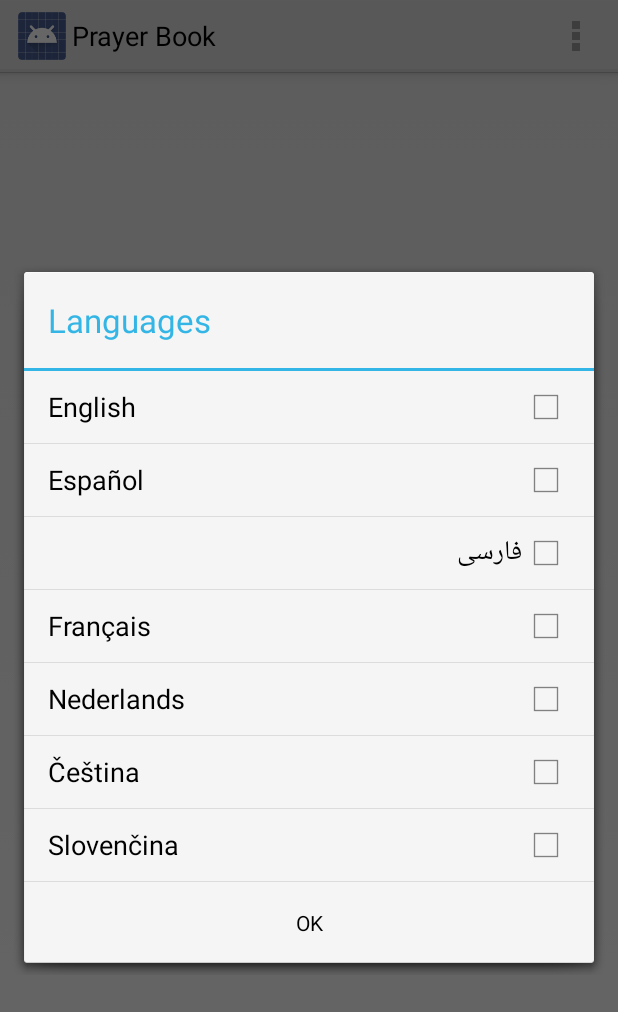
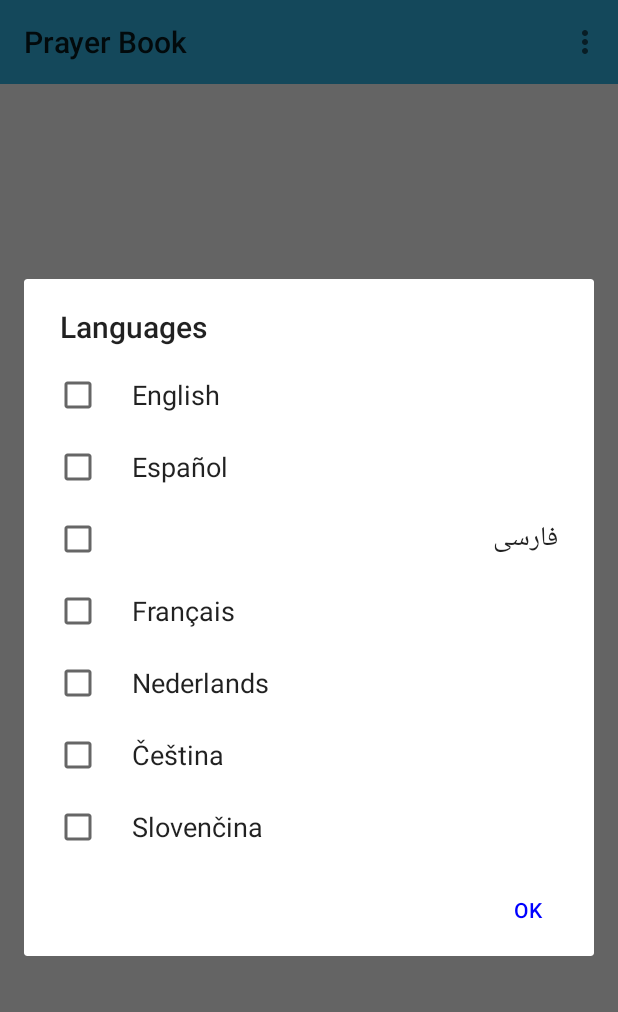
Before and after one commit to arashpayan/Prayer-Book-Android, an Android app: the screen it shows after launch (PrayerBook), in the options menu, after a tap on "Languages", on a phone screen of 412 x 824 dp. Shown: the top 1012 px of the screen. Run offline under Robolectric (Android 15) with nearby library versions, the phone set to English and light mode, and no system bars; libraries missing offline, so code that uses them is left out: com.commonsware.cwac, com.squareup.otto; 4 statements that could not run were skipped.

Commit message:
:lollipop: Lollipop all the things! :bug: Fixes #15 (citation text not showing up) :hammer: Converted some view into xml layouts Upgrade to Android Studio 1.0 RC1

```diff
--- a/app/src/main/AndroidManifest.xml
+++ b/app/src/main/AndroidManifest.xml
@@ -18,8 +18,6 @@
                 <category android:name="android.intent.category.LAUNCHER" />
             </intent-filter>
         </activity>
-        <activity android:name="com.arashpayan.prayerbook.CategoryPrayersActivity" />
-
     </application>
 
 </manifest>
--- a/app/src/main/java/com/arashpayan/prayerbook/AboutDialogFragment.java
+++ b/app/src/main/java/com/arashpayan/prayerbook/AboutDialogFragment.java
@@ -7,10 +7,10 @@ package com.arashpayan.prayerbook;
 import android.app.AlertDialog;
 import android.app.AlertDialog.Builder;
 import android.app.Dialog;
+import android.app.DialogFragment;
 import android.content.DialogInterface;
 import android.content.DialogInterface.OnClickListener;
 import android.os.Bundle;
-import android.support.v4.app.DialogFragment;
 import android.text.Html;
 import android.text.method.LinkMovementMethod;
 import android.widget.TextView;
--- a/app/src/main/java/com/arashpayan/prayerbook/PrayerBook.java
+++ b/app/src/main/java/com/arashpayan/prayerbook/PrayerBook.java
@@ -4,49 +4,54 @@ import android.app.ActionBar;
 import android.app.AlertDialog;
 import android.content.DialogInterface;
 import android.os.Bundle;
-import android.support.v4.app.FragmentActivity;
 import android.support.v4.app.FragmentManager;
 import android.support.v4.app.FragmentTransaction;
+import android.support.v7.app.ActionBarActivity;
+import android.support.v7.widget.Toolbar;
 import android.view.Menu;
 import android.view.MenuItem;
 
 import com.arashpayan.prayerbook.event.LanguagesChangedEvent;
+import com.arashpayan.util.L;
 
-public class PrayerBook extends FragmentActivity implements ActionBar.OnNavigationListener {
-
-    private final static int ACTIONITEM_LANGUAGES           = 5;
-    private final static int ACTIONITEM_ABOUT               = 6;
+public class PrayerBook extends ActionBarActivity implements ActionBar.OnNavigationListener {
 
     @Override
     public void onCreate(Bundle savedInstanceState) {
         super.onCreate(savedInstanceState);
 
+        setContentView(R.layout.prayer_book);
+
+        Toolbar toolbar = (Toolbar)findViewById(R.id.pb_toolbar);
+        setSupportActionBar(toolbar);
+
         if (savedInstanceState == null) {
             CategoriesFragment categoriesFragment = new CategoriesFragment();
+
             FragmentManager fm = getSupportFragmentManager();
             FragmentTransaction ft = fm.beginTransaction();
-            ft.add(android.R.id.content, categoriesFragment, CategoriesFragment.CATEGORIES_TAG);
+            ft.add(R.id.pb_container, categoriesFragment, CategoriesFragment.CATEGORIES_TAG);
             ft.commit();
         }
     }
 
     @Override
     public boolean onCreateOptionsMenu(Menu menu) {
-        menu.add(0, ACTIONITEM_LANGUAGES, ACTIONITEM_LANGUAGES, R.string.languages);
-        menu.add(0, ACTIONITEM_ABOUT, ACTIONITEM_ABOUT, R.string.about);
+        getMenuInflater().inflate(R.menu.categories_menu, menu);
 
         return true;
     }
 
     @Override
     public boolean onOptionsItemSelected(MenuItem menuItem) {
+        L.i("PrayerBook.onOptionsItemSelected");
         switch (menuItem.getItemId()) {
-            case ACTIONITEM_LANGUAGES:
+            case R.id.action_languages:
                 showLanguageDialog();
                 break;
-            case ACTIONITEM_ABOUT:
+            case R.id.action_about:
                 AboutDialogFragment adf = new AboutDialogFragment();
-                adf.show(getSupportFragmentManager(), "dialog");
+                adf.show(getFragmentManager(), "dialog");
                 break;
             default:
                 return false;
@@ -59,8 +64,8 @@ public class PrayerBook extends FragmentActivity implements ActionBar.OnNavigati
     public void onResume() {
         super.onResume();
 
-        if (getActionBar() != null) {
-            getActionBar().setTitle(R.string.app_name);
+        if (getSupportActionBar() != null) {
+            getSupportActionBar().setTitle(R.string.app_name);
         }
     }
 
--- /dev/null
+++ b/app/src/main/res/layout/prayer_book.xml
@@ -0,0 +1,14 @@
+<?xml version="1.0" encoding="utf-8"?>
+
+<LinearLayout xmlns:android="http://schemas.android.com/apk/res/android"
+    android:orientation="vertical" android:layout_width="match_parent"
+    android:layout_height="match_parent"
+    android:id="@+id/pb_container" >
+
+    <android.support.v7.widget.Toolbar
+        android:id="@+id/pb_toolbar"
+        android:layout_height="wrap_content"
+        android:layout_width="match_parent"
+        android:minHeight="?attr/actionBarSize"
+        android:background="@color/prayer_book_primary" />
+</LinearLayout>
--- /dev/null
+++ b/app/src/main/res/menu/categories_menu.xml
@@ -0,0 +1,14 @@
+<?xml version="1.0" encoding="utf-8"?>
+
+<menu xmlns:android="http://schemas.android.com/apk/res/android">
+    <item
+        android:id="@+id/action_languages"
+        android:title="@string/languages"
+        android:orderInCategory="5"
+        android:showAsAction="never" />
+    <item
+        android:id="@+id/action_about"
+        android:title="@string/about"
+        android:orderInCategory="6"
+        android:showAsAction="never" />
+</menu>
--- /dev/null
+++ b/app/src/main/res/values/colors.xml
@@ -0,0 +1,12 @@
+<?xml version="1.0" encoding="utf-8"?>
+<resources>
+    <color name="prayer_book_primary">#33b5e5</color>
+    <color name="prayer_book_primary_dark">#004b83</color>
+    <color name="prayer_book_accent">#0000FF</color>
+    <!--<color name="prayer_book_control_normal">#FF0000</color>-->
+    <!--<color name="prayer_book_control_activated">#00FF00</color>-->
+    <!--<color name="prayer_book_control_highlight">#00FFFF</color>-->
+    <!--<color name="prayer_book_switch_thumb_normal">#FFFF00</color>-->
+    <color name="black_87">#DD000000</color>
+    <color name="black_54">#89000000</color>
+</resources>
--- a/app/src/main/res/values/styles.xml
+++ b/app/src/main/res/values/styles.xml
@@ -1,8 +1,11 @@
 <resources>
 
     <!-- Base application theme. -->
-    <style name="AppTheme" parent="android:Theme.Holo.Light">
+    <style name="AppTheme" parent="Theme.AppCompat.Light.NoActionBar">
         <!-- Customize your theme here. -->
+        <item name="colorPrimary">@color/prayer_book_primary</item>
+        <item name="colorPrimaryDark">@color/prayer_book_primary_dark</item>
+        <item name="colorAccent">@color/prayer_book_accent</item>
     </style>
 
 </resources>
--- a/build.gradle
+++ b/build.gradle
@@ -5,7 +5,7 @@ buildscript {
         jcenter()
     }
     dependencies {
-        classpath 'com.android.tools.build:gradle:0.12.+'
+        classpath 'com.android.tools.build:gradle:0.14.4'
 
         // NOTE: Do not place your application dependencies here; they belong
         // in the individual module build.gradle files
```
Also changed, not shown: app/build.gradle (+5 -4 lines), app/src/main/java/com/arashpayan/prayerbook/CategoriesFragment.java (+39 -60 lines), app/src/main/java/com/arashpayan/prayerbook/CategoryPrayersActivity.java (deleted, +0 -43 lines), app/src/main/java/com/arashpayan/prayerbook/CategoryPrayersFragment.java (+28 -12 lines), app/src/main/java/com/arashpayan/prayerbook/PrayerFragment.java (+14 -8 lines), app/src/main/java/com/arashpayan/prayerbook/PrayerItemView.java (deleted, +0 -82 lines), app/src/main/java/com/arashpayan/prayerbook/PrayerSearchActivity.java (deleted, +0 -16 lines), app/src/main/res/layout/category.xml (added, +28 -0 lines), app/src/main/res/layout/prayer_summary.xml (added, +39 -0 lines), gradle/wrapper/gradle-wrapper.properties, 1 other file.
